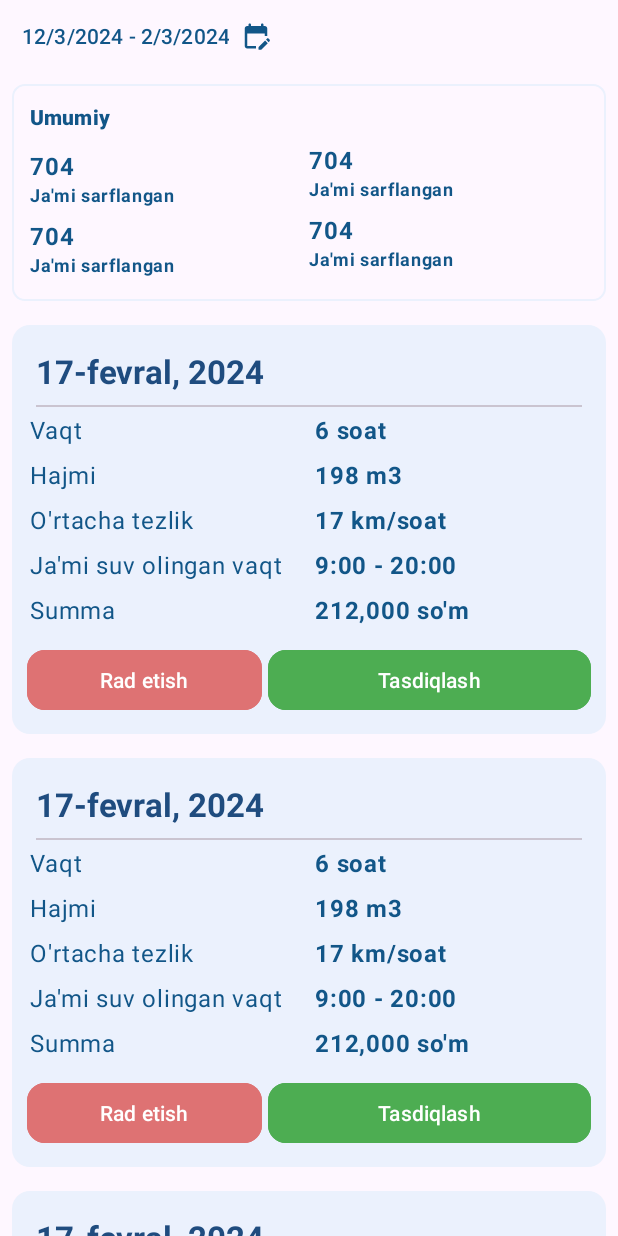
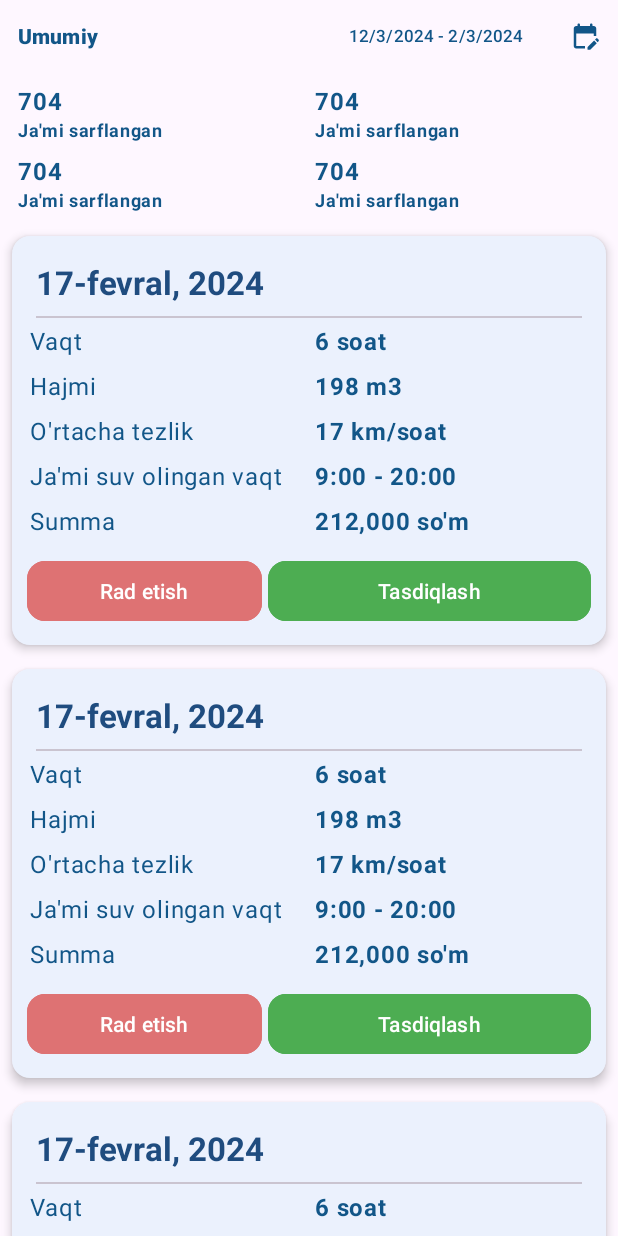
Before and after one commit to theberdakh/Suvchi, an Android app: the fragment StatisticsFragment placed in its activity, on a phone screen of 412 x 824 dp. Run offline under Robolectric (Android 15) with nearby library versions, the phone set to English and light mode, and no system bars; libraries missing offline, so code that uses them is left out: com.github.mikephil.charting, com.patrykandpatrick.vico.

Commit message:
refactor some ui elements

```diff
--- a/app/src/main/java/com/theberdakh/suvchi/ui/DashboardAdapter.kt
+++ b/app/src/main/java/com/theberdakh/suvchi/ui/DashboardAdapter.kt
@@ -19,7 +19,7 @@ class DashboardAdapter(private val onDateClick: (View) -> Unit): ListAdapter<Ana
         fun bind(analytics: Analytics){
 
             // entriesOf(12f, 16f, 4f, 12f)
-            val twoLine = entryModelOf(entriesOf(4f, 12f, 8f, 16f))
+            val twoLine = entryModelOf(entriesOf(4f, 12f, 8f, 16f, 13, 14, 14, 14, 14, 21, 33, 40))
             binding.title.text = analytics.title
             binding.chartView.runInitialAnimation = true
             binding.chartView.setModel(twoLine)
--- a/app/src/main/java/com/theberdakh/suvchi/ui/StatisticsFragment.kt
+++ b/app/src/main/java/com/theberdakh/suvchi/ui/StatisticsFragment.kt
@@ -6,6 +6,8 @@ import android.view.View
 import android.view.ViewGroup
 import androidx.annotation.LayoutRes
 import androidx.fragment.app.Fragment
+import com.google.android.material.datepicker.CalendarConstraints
+import com.google.android.material.datepicker.DateValidatorPointBackward
 import com.google.android.material.datepicker.MaterialDatePicker
 import com.theberdakh.suvchi.R
 import com.theberdakh.suvchi.data.local.demo.AnalyticsDemo
@@ -95,11 +97,17 @@ class StatisticsFragment : Fragment() {
 
     private fun implementButtonDateRange() {
         binding.buttonDateRange.text = getLastDayRange(10)
+
+        val constrainBuilder  = CalendarConstraints.Builder()
+            .setValidator(DateValidatorPointBackward.now()).build()
+
         binding.buttonDateRange.setOnClickListener {
             val picker = MaterialDatePicker.Builder.dateRangePicker()
                 .setTheme(R.style.RangeCalendarTheme)
+                .setCalendarConstraints(constrainBuilder)
                 .setTitleText("Kúnler aralıǵın saylań")
                 .build()
+
 
             picker.show(this.childFragmentManager, "TAG")
 
--- a/app/src/main/res/drawable/shape_chart_card.xml
+++ b/app/src/main/res/drawable/shape_chart_card.xml
@@ -1,5 +1,5 @@
 <?xml version="1.0" encoding="utf-8"?>
 <shape xmlns:android="http://schemas.android.com/apk/res/android" android:shape="rectangle">
     <corners android:radius="12dp"/>
-    <solid android:color="@color/color_container"/>
+    <solid android:color="@color/background_card"/>
 </shape>
--- a/app/src/main/res/layout/fragment_dashboard.xml
+++ b/app/src/main/res/layout/fragment_dashboard.xml
@@ -9,8 +9,6 @@
     <LinearLayout
         android:layout_width="match_parent"
         android:layout_height="wrap_content"
-        android:layout_margin="8dp"
-        android:background="@drawable/shape_card_overview"
         android:orientation="vertical"
         android:padding="8dp">
 
--- a/app/src/main/res/layout/fragment_statistics.xml
+++ b/app/src/main/res/layout/fragment_statistics.xml
@@ -6,85 +6,11 @@
     android:layout_height="match_parent"
     android:orientation="vertical">
 
-
     <LinearLayout
         android:layout_width="match_parent"
         android:layout_height="wrap_content"
-        android:orientation="horizontal">
-
-
-        <com.google.android.material.button.MaterialButton
-            android:id="@+id/button_date_range"
-            style="?materialIconButtonOutlinedStyle"
-            android:layout_width="wrap_content"
-            android:layout_height="wrap_content"
-            android:text="Yanvar, 2023"
-            android:textColor="@color/color_text_secondary"
-            app:icon="@drawable/round_edit_calendar_24"
-            app:iconGravity="end"
-            app:iconPadding="8dp"
-            app:iconTint="@color/color_text_secondary"
-            app:strokeWidth="0dp" />
-
-
-        <HorizontalScrollView
-            android:layout_width="match_parent"
-            android:layout_height="wrap_content"
-            android:scrollbars="none">
-
-
-            <com.google.android.material.chip.ChipGroup
-                android:layout_width="wrap_content"
-                android:layout_height="wrap_content"
-                android:gravity="center"
-                android:nestedScrollingEnabled="true"
-                android:scrollbars="none"
-                app:singleLine="true"
-                android:visibility="gone"
-                app:singleSelection="true">
-
-                <com.google.android.material.chip.Chip
-                    android:layout_width="wrap_content"
-                    android:layout_height="wrap_content"
-                    android:text="1"
-                    android:textColor="@color/color_text_secondary"
-                    app:chipStrokeColor="@color/color_container" />
-
-                <com.google.android.material.chip.Chip
-                    android:layout_width="wrap_content"
-                    android:layout_height="wrap_content"
-                    android:text="2"
-                    android:textColor="@color/color_text_secondary"
-                    app:chipStrokeColor="@color/color_container" />
-
-                <com.google.android.material.chip.Chip
-                    android:layout_width="wrap_content"
-                    android:layout_height="wrap_content"
-                    android:text="3"
-                    android:textColor="@color/color_text_secondary"
-                    app:chipStrokeColor="@color/color_container" />
-
-                <com.google.android.material.chip.Chip
-                    android:layout_width="wrap_content"
-                    android:layout_height="wrap_content"
-                    android:text="4"
-                    android:textColor="@color/color_text_secondary"
-                    app:chipStrokeColor="@color/color_container" />
-
-            </com.google.android.material.chip.ChipGroup>
-
-        </HorizontalScrollView>
-
-
-    </LinearLayout>
-
-    <LinearLayout
-        android:layout_width="match_parent"
-        android:layout_height="wrap_content"
-        android:layout_margin="8dp"
-        android:background="@drawable/shape_card_overview"
         android:orientation="vertical"
-        android:padding="8dp">
+        android:paddingHorizontal="8dp">
 
         <LinearLayout
             android:layout_width="match_parent"
@@ -96,6 +22,7 @@
                 android:layout_width="0dp"
                 android:layout_height="wrap_content"
                 android:layout_weight="1"
+                android:layout_gravity="center"
                 android:padding="4dp">
 
                 <TextView
@@ -109,26 +36,30 @@
             </FrameLayout>
 
             <FrameLayout
-                android:visibility="gone"
-                android:layout_width="wrap_content"
+                android:visibility="visible"
+                android:layout_width="0dp"
+                android:layout_weight="1"
                 android:clickable="true"
                 android:focusable="true"
-                android:layout_height="wrap_content"
-                android:padding="4dp">
+                android:layout_height="wrap_content">
 
-                <TextView
-                    android:id="@+id/textview_date_range"
+                <com.google.android.material.button.MaterialButton
+                    android:id="@+id/button_date_range"
+                    style="?materialIconButtonOutlinedStyle"
                     android:layout_width="match_parent"
-                    android:layout_height="match_parent"
-                    android:text="1-10 kunlar"
-                    android:textAlignment="center"
-                    android:clickable="true"
-                    android:background="?android:selectableItemBackground"
-                    android:focusable="true"
-                    android:textAppearance="?textAppearanceTitleSmall"
-                    android:textColor="@color/color_text_primary"
-                    android:textStyle="bold"
-                    app:drawableEndCompat="@drawable/round_keyboard_arrow_down_24" />
+                    android:layout_height="wrap_content"
+                    android:textSize="11sp"
+                    android:text="Yanvar, 2023"
+                    android:paddingHorizontal="0dp"
+                    android:paddingTop="0dp"
+                    android:paddingBottom="0dp"
+                    android:textColor="@color/color_text_secondary"
+                    app:icon="@drawable/round_edit_calendar_24"
+                    app:iconGravity="end"
+                    app:iconPadding="8dp"
+                    app:iconTint="@color/color_text_secondary"
+                    app:strokeWidth="0dp"/>
+
 
             </FrameLayout>
 
@@ -205,6 +136,7 @@
                 android:layout_width="0dp"
                 android:layout_height="wrap_content"
                 android:layout_weight="1"
+                android:padding="4dp"
                 android:orientation="vertical">
 
                 <LinearLayout
--- a/app/src/main/res/layout/item_list_day_card.xml
+++ b/app/src/main/res/layout/item_list_day_card.xml
@@ -5,6 +5,7 @@
     xmlns:tools="http://schemas.android.com/tools"
     xmlns:app="http://schemas.android.com/apk/res-auto"
     android:orientation="vertical"
+    android:elevation="4dp"
     android:background="@drawable/shape_chart_card"
     android:layout_margin="8dp"
     android:padding="8dp">
--- a/app/src/main/res/values/chart_1_styles.xml
+++ b/app/src/main/res/values/chart_1_styles.xml
@@ -15,7 +15,7 @@
   -->
 
 <resources>
-    <color name="chart_1_color_1">@color/color_primary_variant</color>
+    <color name="chart_1_color_1">@color/color_container</color>
 
     <style name="Chart1Line1Style">
         <item name="color">@color/chart_1_color_1</item>
--- a/app/src/main/res/values/colors.xml
+++ b/app/src/main/res/values/colors.xml
@@ -3,7 +3,7 @@
     <color name="black">#FF000000</color>
     <color name="white">#FFFFFFFF</color>
     <color name="color_icon">#4285F4</color>
-    <color name="color_container">#EBF1FD</color>
+    <color name="color_container">#805596FF</color>
     <color name="color_text_primary">#125688</color>
     <color name="color_text_secondary">#125688</color>
 
--- a/app/src/main/res/values/styles.xml
+++ b/app/src/main/res/values/styles.xml
@@ -2,11 +2,15 @@
 <resources>
 
     <style name="App.Custom.Indicator" parent="Widget.Material3.BottomNavigationView.ActiveIndicator">
-        <item name="android:color">#805596FF</item>
+        <item name="android:color">@color/color_container</item>
     </style>
 
     <style name="RangeCalendarTheme" parent="ThemeOverlay.Material3.MaterialCalendar">
         <item name="android:windowFullscreen">false</item>
+    </style>
+
+    <style name="CircularPopUp" parent="Widget.AppCompat.ListPopupWindow">
+        <item name="android:popupBackground">@drawable/shape_circular</item>
     </style>
 
     <style name="FullBottomSheetStyle" parent="Theme.Design.BottomSheetDialog">
--- a/app/src/main/res/values/themes.xml
+++ b/app/src/main/res/values/themes.xml
@@ -4,6 +4,7 @@
         <item name="colorPrimary">@color/color_icon</item>
         <item name="colorOnSurfaceVariant">@color/color_text_secondary</item>
         <item name="textInputOutlinedStyle">@style/RoundedTextInputLayout</item>
+        <item name="listPopupWindowStyle">@style/CircularPopUp</item>
     </style>
 
     <style name="Theme.Suvchi" parent="Base.Theme.Suvchi" />
```
